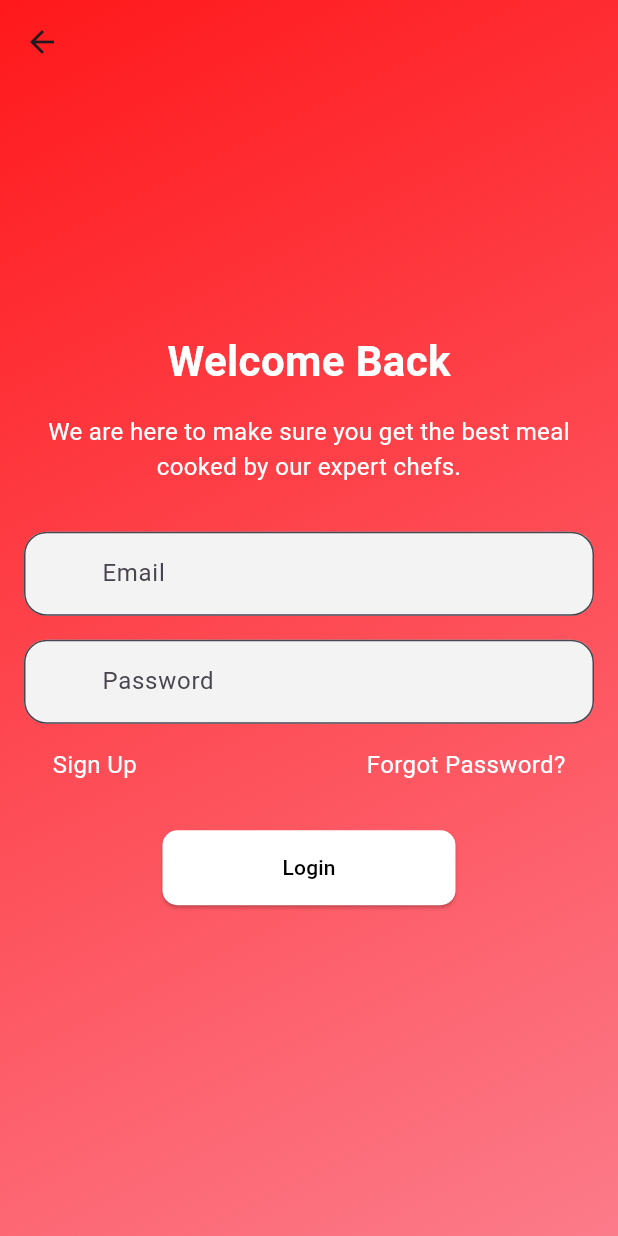
After one commit to longmaker2/mobile-app_group12, a Flutter app: the LoginPage screen opened by its route, on a phone screen of 412 x 824 dp. The commit adds this screen. Run offline on Flutter 3.47's test engine with Material 3 defaults, Android fonts, the phone set to English and light mode, and no system bars.

Commit message:
added a landing screen and a login screen

```diff
--- a/flavour_fiesta/lib/main.dart
+++ b/flavour_fiesta/lib/main.dart
@@ -1,5 +1,6 @@
 import 'package:flutter/material.dart';
 import 'screens/onboarding_screens/landing_screen.dart';
+import 'screens/auth_screens/login_screen.dart';
 
 void main() {
   runApp(MyApp());
@@ -13,7 +14,11 @@ class MyApp extends StatelessWidget {
       theme: ThemeData(
         primarySwatch: Colors.red,
       ),
-      home: LandingPage(),
+      initialRoute: '/',
+      routes: {
+        '/': (context) => LandingPage(),
+        '/login': (context) => LoginPage(),
+      },
     );
   }
 }
--- /dev/null
+++ b/flavour_fiesta/lib/screens/auth_screens/login_screen.dart
@@ -0,0 +1,148 @@
+import 'package:flutter/material.dart';
+
+class LoginPage extends StatelessWidget {
+  @override
+  Widget build(BuildContext context) {
+    return Scaffold(
+      extendBodyBehindAppBar: true,
+      appBar: AppBar(
+        // title: Text('Login'),
+        elevation: 0,
+        backgroundColor: Colors.transparent,
+      ),
+      body: Container(
+        decoration: BoxDecoration(
+          gradient: LinearGradient(
+            begin: Alignment.topLeft,
+            end: Alignment.bottomRight,
+            colors: [
+              Color(0xFFFF191C),
+              Color(0xFFFC7B8A),
+            ],
+            stops: [0.0065, 1.0718],
+          ),
+        ),
+        child: Column(
+          mainAxisAlignment: MainAxisAlignment.center,
+          children: [
+            Text(
+              'Welcome Back',
+              style: TextStyle(
+                fontSize: 28,
+                fontWeight: FontWeight.bold,
+                color: Colors.white,
+              ),
+            ),
+            SizedBox(height: 16),
+            Padding(
+              padding: const EdgeInsets.symmetric(horizontal: 20),
+              child: Text(
+                'We are here to make sure you get the best meal cooked by our expert chefs.',
+                style: TextStyle(
+                  fontSize: 16,
+                  color: Colors.white,
+                ),
+                textAlign: TextAlign.center,
+              ),
+            ),
+            SizedBox(height: 32),
+            Padding(
+              padding: const EdgeInsets.symmetric(horizontal: 16),
+              child: TextField(
+                decoration: InputDecoration(
+                  hintText: 'Email',
+                  filled: true,
+                  fillColor: Color(0xFFF3F3F3),
+                  border: OutlineInputBorder(
+                    borderRadius: BorderRadius.circular(15.0),
+                  ),
+                  focusedBorder: OutlineInputBorder(
+                    borderRadius: BorderRadius.circular(15.0),
+                    borderSide: BorderSide(
+                      color: Colors.red,
+                    ),
+                  ),
+                  prefixIcon: Icon(
+                    Icons.mail_outline,
+                    color: Colors.transparent,
+                  ),
+                ),
+              ),
+            ),
+            SizedBox(height: 16),
+            Padding(
+              padding: const EdgeInsets.symmetric(horizontal: 16),
+              child: TextField(
+                obscureText: true,
+                decoration: InputDecoration(
+                  hintText: 'Password',
+                  filled: true,
+                  fillColor: Color(0xFFF3F3F3),
+                  border: OutlineInputBorder(
+                    borderRadius: BorderRadius.circular(15.0),
+                  ),
+                  focusedBorder: OutlineInputBorder(
+                    borderRadius: BorderRadius.circular(15.0),
+                    borderSide: BorderSide(
+                      color: Colors.red,
+                    ),
+                  ),
+                  prefixIcon: Icon(
+                    Icons.lock_outline,
+                    color: Colors.transparent,
+                  ),
+                ),
+              ),
+            ),
+            SizedBox(height: 16),
+            Row(
+              mainAxisAlignment: MainAxisAlignment.center,
+              children: [
+                Padding(
+                  padding: const EdgeInsets.symmetric(horizontal: 35),
+                  child: GestureDetector(
+                    onTap: () {},
+                    child: Text(
+                      'Sign Up',
+                      style: TextStyle(
+                        fontSize: 16,
+                        color: Colors.white,
+                      ),
+                    ),
+                  ),
+                ),
+                Spacer(),
+                Padding(
+                  padding: const EdgeInsets.symmetric(horizontal: 35),
+                  child: GestureDetector(
+                    onTap: () {},
+                    child: Text(
+                      'Forgot Password?',
+                      style: TextStyle(
+                        fontSize: 16,
+                        color: Colors.white,
+                      ),
+                    ),
+                  ),
+                ),
+              ],
+            ),
+            SizedBox(height: 32),
+            ElevatedButton(
+              onPressed: () {},
+              style: ElevatedButton.styleFrom(
+                primary: Colors.white,
+                onPrimary: Colors.black,
+                padding: EdgeInsets.symmetric(horizontal: 80, vertical: 15),
+                shape: RoundedRectangleBorder(
+                  borderRadius: BorderRadius.circular(10),
+                ),
+              ),
+              child: Text('Login'),
+            ),
+          ],
+        ),
+      ),
+    );
+  }
+}
--- a/flavour_fiesta/lib/screens/onboarding_screens/landing_screen.dart
+++ b/flavour_fiesta/lib/screens/onboarding_screens/landing_screen.dart
@@ -23,10 +23,11 @@ class LandingPage extends StatelessWidget {
               Text(
                 'Finger Licking Good!',
                 style: TextStyle(
-                  fontSize: 24,
+                  fontSize: 44,
                   fontWeight: FontWeight.bold,
                   color: Colors.white,
                 ),
+                textAlign: TextAlign.center,
               ),
               SizedBox(height: 20),
               ElevatedButton(
@@ -34,7 +35,10 @@ class LandingPage extends StatelessWidget {
                 style: ElevatedButton.styleFrom(
                   primary: Colors.white,
                   onPrimary: Colors.black,
-                  padding: EdgeInsets.symmetric(horizontal: 20, vertical: 10),
+                  padding: EdgeInsets.symmetric(horizontal: 80, vertical: 15),
+                  shape: RoundedRectangleBorder(
+                    borderRadius: BorderRadius.circular(10),
+                  ),
                 ),
                 child: Text('Get Started'),
               ),
```
